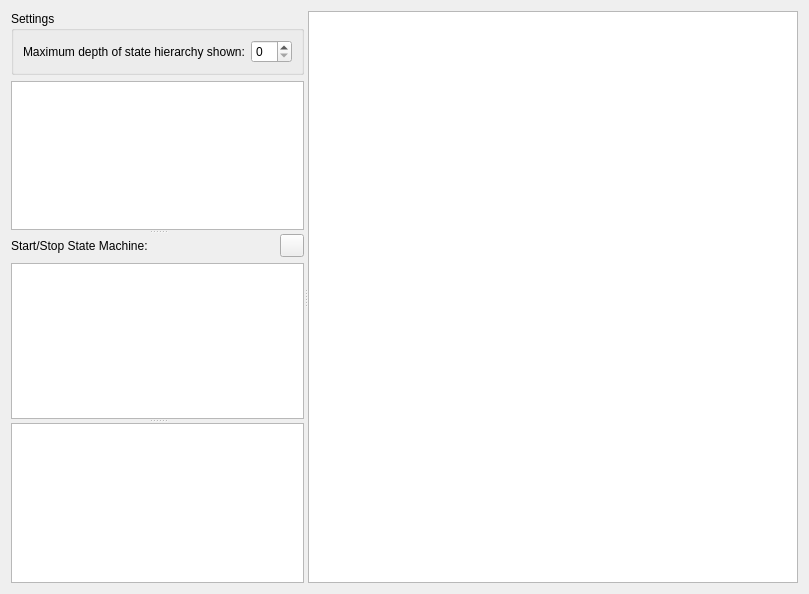
KDAB/GammaRay, file tools/statemachineviewer/statemachineviewer.ui: the form before one commit.
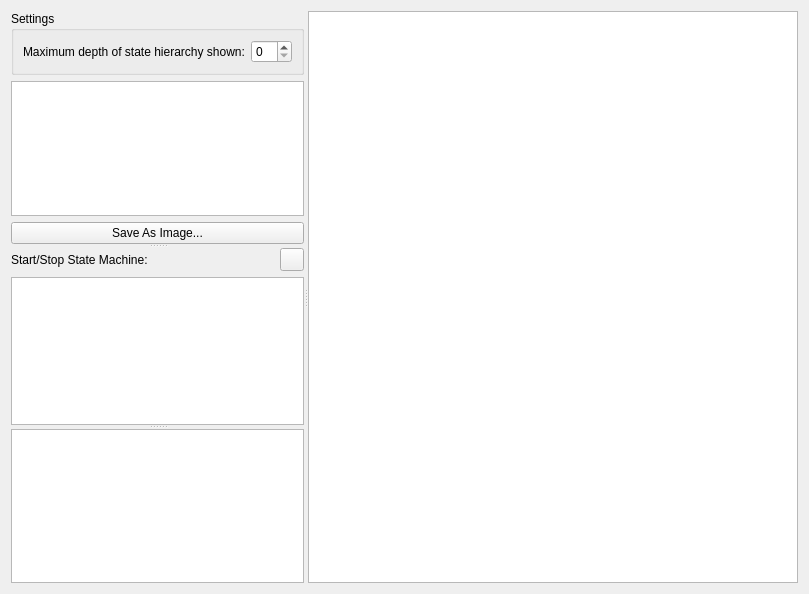
The form after the commit. Custom widgets are drawn as their Qt base class.

Commit message:
StateMachineViewer: Add export button
We really need a toolbar for this...

Credits for the patch go to Tobias again.

What changed in the file:
```diff
--- a/tools/statemachineviewer/statemachineviewer.ui
+++ b/tools/statemachineviewer/statemachineviewer.ui
@@ -23,7 +23,7 @@
       <property name="orientation">
        <enum>Qt::Vertical</enum>
       </property>
-      <widget class="QWidget" name="">
+      <widget class="QWidget" name="layoutWidget">
        <layout class="QVBoxLayout" name="verticalLayout">
         <item>
          <widget class="QGroupBox" name="groupBox">
@@ -61,9 +61,16 @@
           </attribute>
          </widget>
         </item>
+        <item>
+         <widget class="QPushButton" name="exportButton">
+          <property name="text">
+           <string>Save As Image...</string>
+          </property>
+         </widget>
+        </item>
        </layout>
       </widget>
-      <widget class="QWidget" name="">
+      <widget class="QWidget" name="layoutWidget">
        <layout class="QGridLayout" name="gridLayout">
         <item row="0" column="0">
          <widget class="QLabel" name="label">
```
The commit also changes 2 other files.
